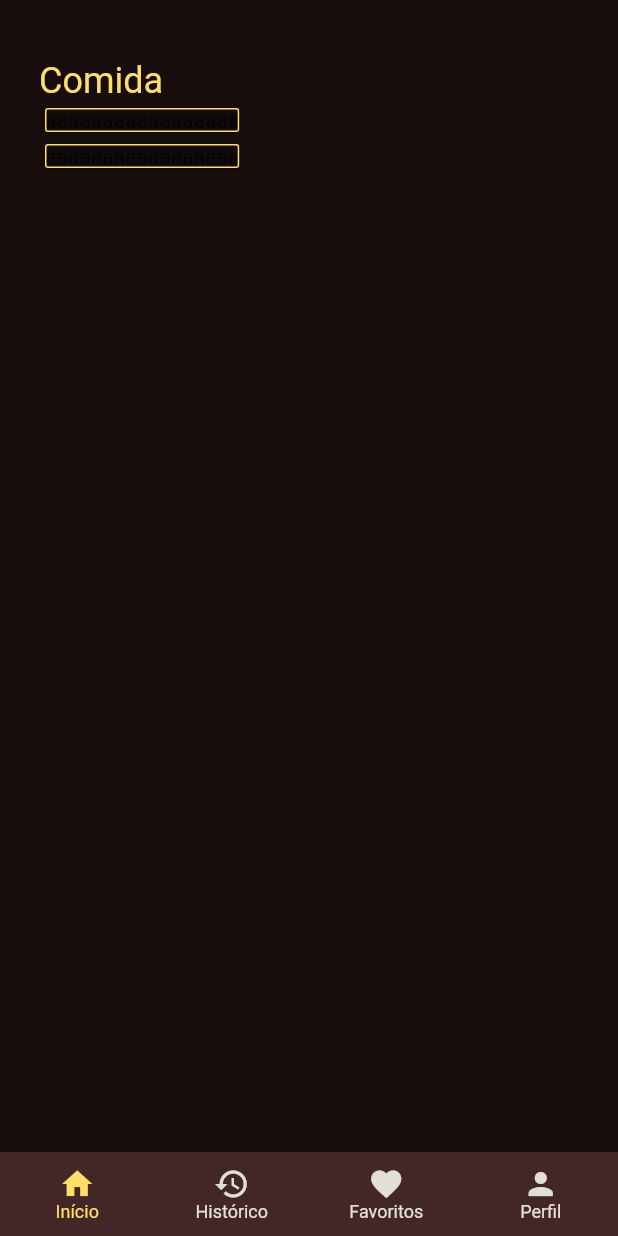
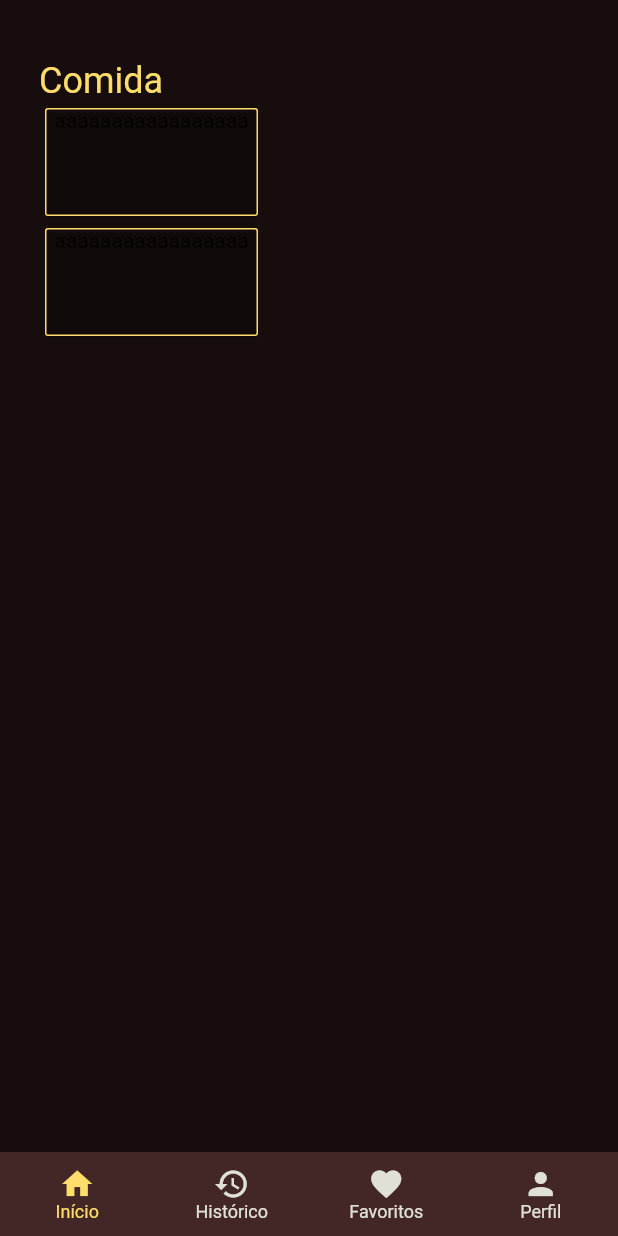
Before and after one commit to CauiDavis/cinefood, a Flutter app: the Client screen opened directly, on a phone screen of 412 x 824 dp. Run offline on Flutter 3.47's test engine with Material 2 defaults, Android fonts, the phone set to English and light mode, and no system bars.

Commit message:
Update cards_home.dart

```diff
--- a/lib/widgets/cards_home.dart
+++ b/lib/widgets/cards_home.dart
@@ -18,12 +18,16 @@ class _SelectableCardState extends State<CardsHome> {
           isSelected = !isSelected;
         });
       },
+      child: Container(
+        width: 150,
+        height: 80,
         child: Card(
           shape: RoundedRectangleBorder(
             borderRadius: BorderRadius.circular(2),
             side: BorderSide(
-            color:
-                isSelected ? const Color(0xFFE1E0D7) : const Color(0xFFFEDE6B),
+              color: isSelected
+                  ? const Color(0xFFE1E0D7)
+                  : const Color(0xFFFEDE6B),
               width: 1.0,
             ),
           ),
@@ -33,6 +37,7 @@ class _SelectableCardState extends State<CardsHome> {
             children: [Text("aaaaaaaaaaaaaaaaa")],
           ),
         ),
+      ),
     );
   }
 }
```
Lines whose indentation alone changed are shown as unchanged.
